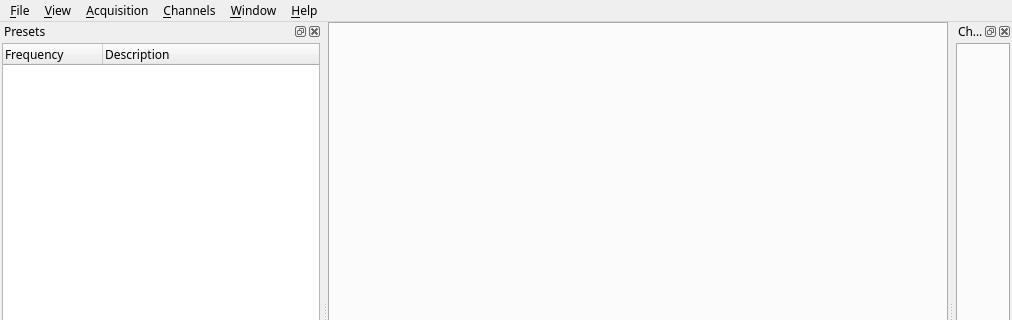
Qt form sdrbase/mainwindow.ui (f4exb/sdrangel) before a commit; both pictures show x 0 to 1012 and y 0 to 320 of the 1012 by 621 pixel window.
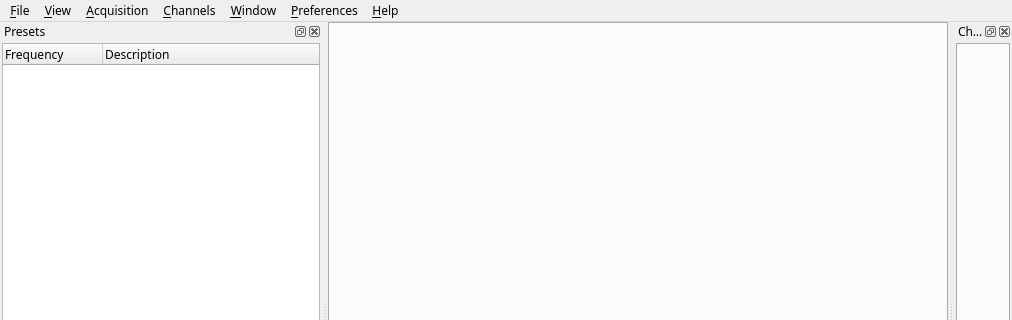
The same form after that commit. Icons and pictures are not drawn.

Commit message: Moved audio dialog in global Preferences menu. Check for DV Serial library and set flags

Patch:
```diff
--- a/sdrbase/mainwindow.ui
+++ b/sdrbase/mainwindow.ui
@@ -147,11 +147,19 @@
      <string>&amp;Window</string>
     </property>
    </widget>
+   <widget class="QMenu" name="menuPreferences">
+    <property name="title">
+     <string>&amp;Preferences</string>
+    </property>
+    <addaction name="actionAudio"/>
+    <addaction name="actionDV_Serial"/>
+   </widget>
    <addaction name="menu_File"/>
    <addaction name="menu_View"/>
    <addaction name="menu_Acquisition"/>
    <addaction name="menu_Channels"/>
    <addaction name="menu_Window"/>
+   <addaction name="menuPreferences"/>
    <addaction name="menu_Help"/>
   </widget>
   <widget class="QStatusBar" name="statusBar">
```
Left out of the diff: 12 changed lines with no effect on the pictures. The commit also changes 7 other files.
